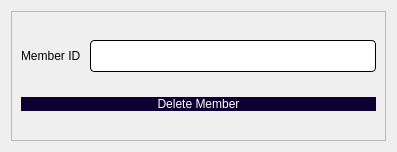
This is BookHaven_(library+bookshop)/deletemember.ui in akibhaider/BOOK_HAVEN as Qt 5 draws it before an edit. The edited form follows.
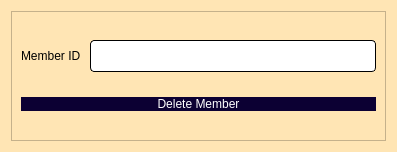
This is the edited form.

```diff
--- a/BookHaven_(library+bookshop)/deletemember.ui
+++ b/BookHaven_(library+bookshop)/deletemember.ui
@@ -13,6 +13,9 @@
   <property name="windowTitle">
    <string>Dialog</string>
   </property>
+  <property name="styleSheet">
+   <string notr="true">background-color: rgb(255, 229, 180);</string>
+  </property>
   <layout class="QVBoxLayout" name="verticalLayout_2">
    <item>
     <widget class="QFrame" name="frame">
```
